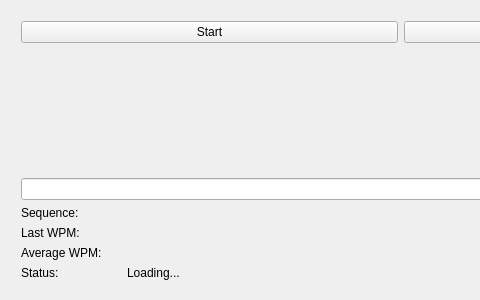
This is MainWindow.ui in hardaker/CuteCW as Qt 5 draws it before an edit; both pictures show x 0 to 480 and y 0 to 300 of the 800 by 300 pixel window. The edited form follows.
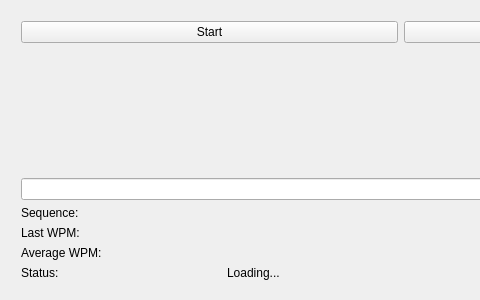
This is the edited form.

Commit message: increase left hand column width.

```diff
--- a/MainWindow.ui
+++ b/MainWindow.ui
@@ -76,7 +76,7 @@
          </property>
          <property name="minimumSize">
           <size>
-           <width>100</width>
+           <width>200</width>
            <height>0</height>
           </size>
          </property>
@@ -112,7 +112,7 @@
          </property>
          <property name="minimumSize">
           <size>
-           <width>100</width>
+           <width>200</width>
            <height>0</height>
           </size>
          </property>
@@ -148,7 +148,7 @@
          </property>
          <property name="minimumSize">
           <size>
-           <width>100</width>
+           <width>200</width>
            <height>0</height>
           </size>
          </property>
@@ -187,7 +187,7 @@
          </property>
          <property name="minimumSize">
           <size>
-           <width>100</width>
+           <width>200</width>
            <height>0</height>
           </size>
          </property>
```
